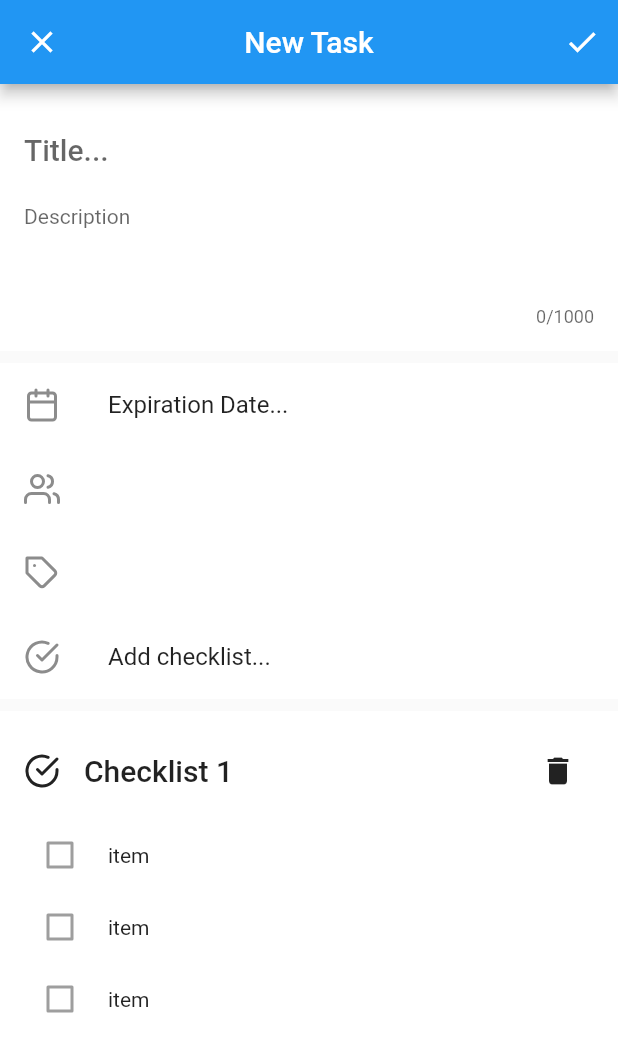
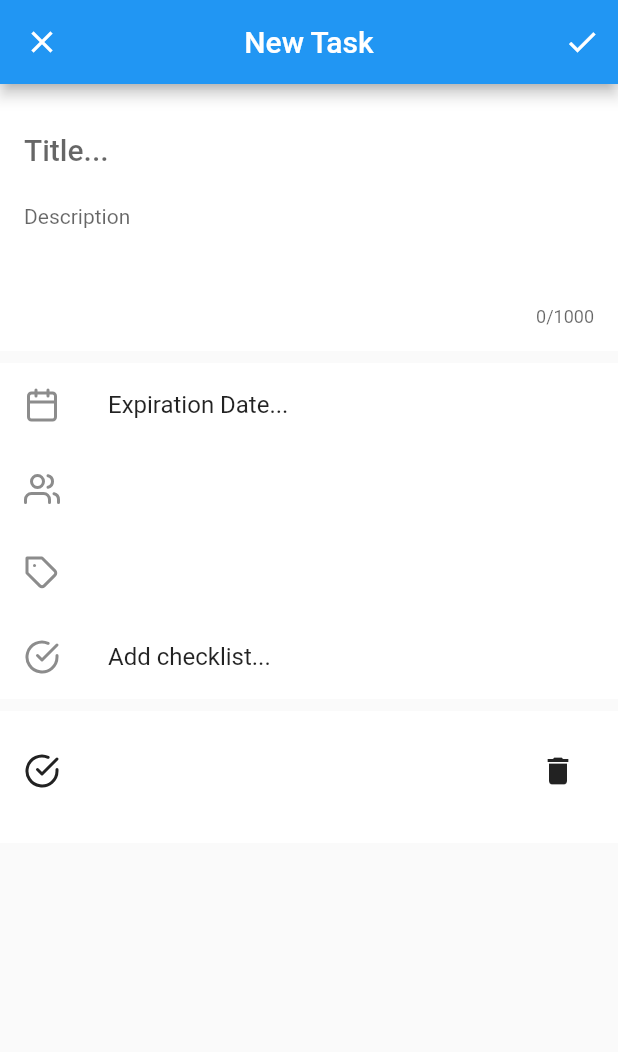
Before and after one commit to Supercaly/esame-aspdm, a Flutter app: the TaskFormPageScaffold screen opened directly, after a tap on "Add checklist...", on a phone screen of 412 x 824 dp. Shown: the top 1052 px of the screen. Run offline on Flutter 3.47's test engine with Material 2 defaults, Android fonts, the phone set to English and light mode, and no system bars; drawn by our look-alikes of loading_overlay; our stand-ins replace connectivity, dio, equatable, flutter_bloc, flutter_feather_icons, get_it and 2 more; accounts and stored records are empty; generated files the repository leaves out were written again; statements that could not run were skipped.

Commit message:
Add checklist_primitive.dart

```diff
--- a/lib/application/bloc/task_form_bloc.dart
+++ b/lib/application/bloc/task_form_bloc.dart
@@ -1,9 +1,8 @@
-import 'package:aspdm_project/domain/entities/checklist.dart';
 import 'package:aspdm_project/domain/entities/label.dart';
 import 'package:aspdm_project/domain/entities/task.dart';
 import 'package:aspdm_project/domain/entities/user.dart';
 import 'package:aspdm_project/domain/values/task_values.dart';
-import 'package:aspdm_project/domain/values/unique_id.dart';
+import 'package:aspdm_project/presentation/misc/checklist_primitive.dart';
 import 'package:aspdm_project/presentation/misc/task_primitive.dart';
 import 'package:equatable/equatable.dart';
 import 'package:flutter_bloc/flutter_bloc.dart';
@@ -16,15 +15,21 @@ class TaskFormBloc extends Cubit<TaskFormState> {
 
   void titleChanged(String value) {
     print("EditTaskBloc.titleChanged: $value");
-    emit(state.copyWith(
-        taskPrimitive: state.taskPrimitive.copyWith(title: TaskTitle(value))));
+    emit(
+      state.copyWith(
+        taskPrimitive: state.taskPrimitive.copyWith(
+          title: TaskTitle(value),
+        ),
+      ),
+    );
   }
 
   void descriptionChanged(String value) {
     print("EditTaskBloc.descriptionChanged: $value");
     emit(state.copyWith(
-      taskPrimitive:
-          state.taskPrimitive.copyWith(description: TaskDescription(value)),
+      taskPrimitive: state.taskPrimitive.copyWith(
+        description: TaskDescription(value),
+      ),
     ));
   }
 
@@ -32,8 +37,11 @@ class TaskFormBloc extends Cubit<TaskFormState> {
     print("TaskFormBloc.dateChanged: $value");
     print(state.taskPrimitive.expireDate);
     print(state.taskPrimitive.copyWith(expireDate: value).expireDate);
-    emit(state.copyWith(
-        taskPrimitive: state.taskPrimitive.copyWith(expireDate: value)));
+    emit(
+      state.copyWith(
+        taskPrimitive: state.taskPrimitive.copyWith(expireDate: value),
+      ),
+    );
   }
 
   void membersChanged(List<User> value) {
@@ -48,37 +56,18 @@ class TaskFormBloc extends Cubit<TaskFormState> {
         taskPrimitive: state.taskPrimitive.copyWith(labels: value)));
   }
 
-  int idx = 0;
-  void addChecklist() {
-    print("TaskFormBloc.addChecklist: ${state.taskPrimitive.checklists}");
+  void addChecklist(ChecklistPrimitive value) {
+    print("TaskFormBloc.addChecklist: $value");
     emit(
       state.copyWith(
         taskPrimitive: state.taskPrimitive.copyWith(
-          checklists: state.taskPrimitive.checklists.addImmutable(
-            Checklist(UniqueId("INVALID_ID"), ItemText("Checklist ${++idx}"), [
-              ChecklistItem(
-                UniqueId("INVALID_ID"),
-                ItemText("item"),
-                Toggle(false),
-              ),
-              ChecklistItem(
-                UniqueId("INVALID_ID"),
-                ItemText("item"),
-                Toggle(false),
-              ),
-              ChecklistItem(
-                UniqueId("INVALID_ID"),
-                ItemText("item"),
-                Toggle(false),
-              ),
-            ]),
-          ),
+          checklists: state.taskPrimitive.checklists.addImmutable(value),
         ),
       ),
     );
   }
 
-  void removeChecklist(Checklist value) {
+  void removeChecklist(ChecklistPrimitive value) {
     print("TaskFormBloc.removeChecklist: $value");
     emit(
       state.copyWith(
@@ -122,7 +111,7 @@ class TaskFormState extends Equatable {
 extension ListX<E> on List<E> {
   List<E> addImmutable(E element) {
     if (this.isEmpty) return List.of([element]);
-    List<E> result = List<E>.empty();
+    List<E> result = List<E>.empty(growable: true);
     result.addAll(this);
     result.add(element);
     return result;
@@ -130,7 +119,7 @@ extension ListX<E> on List<E> {
 
   List<E> removeImmutable(E element) {
     if (this.isEmpty) return List.empty();
-    List<E> result = List<E>.empty();
+    List<E> result = List<E>.empty(growable: true);
     result.addAll(this);
     result.remove(element);
     return result;
--- /dev/null
+++ b/lib/presentation/misc/checklist_primitive.dart
@@ -0,0 +1,25 @@
+import 'package:aspdm_project/domain/entities/checklist.dart';
+import 'package:aspdm_project/domain/values/task_values.dart';
+
+class ChecklistPrimitive {
+  final ItemText title;
+  final List<ItemText> items;
+
+  ChecklistPrimitive({this.title, this.items});
+
+  factory ChecklistPrimitive.empty() => ChecklistPrimitive(
+        // TODO: Replace with empty constructor
+        title: ItemText(""),
+        items: List<ItemText>.empty(),
+      );
+
+  factory ChecklistPrimitive.fromChecklist(Checklist checklist) =>
+      ChecklistPrimitive(
+        title: checklist.title,
+        items: checklist.items?.map((e) => e.item)?.toList() ??
+            List<ItemText>.empty(),
+      );
+
+  // TODO: Implement this
+  Checklist toChecklist() => null;
+}
--- a/lib/presentation/misc/task_primitive.dart
+++ b/lib/presentation/misc/task_primitive.dart
@@ -1,8 +1,8 @@
-import 'package:aspdm_project/domain/entities/checklist.dart';
 import 'package:aspdm_project/domain/entities/label.dart';
 import 'package:aspdm_project/domain/entities/user.dart';
 import 'package:aspdm_project/domain/values/task_values.dart';
 import 'package:aspdm_project/domain/values/unique_id.dart';
+import 'package:aspdm_project/presentation/misc/checklist_primitive.dart';
 import 'package:flutter/foundation.dart';
 import 'package:aspdm_project/domain/entities/task.dart';
 
@@ -13,7 +13,7 @@ class TaskPrimitive {
   final DateTime expireDate;
   final List<Label> labels;
   final List<User> members;
-  final List<Checklist> checklists;
+  final List<ChecklistPrimitive> checklists;
   final User author;
 
   TaskPrimitive({
@@ -27,16 +27,13 @@ class TaskPrimitive {
     @required this.author,
   });
 
-  // TODO: Implement those
-  Task toTask() => null;
-
   TaskPrimitive copyWith({
     TaskTitle title,
     TaskDescription description,
     DateTime expireDate,
     List<Label> labels,
     List<User> members,
-    List<Checklist> checklists,
+    List<ChecklistPrimitive> checklists,
   }) =>
       TaskPrimitive(
         id: id,
@@ -56,7 +53,7 @@ class TaskPrimitive {
         expireDate: null,
         labels: List<Label>.empty(),
         members: List<User>.empty(),
-        checklists: List<Checklist>.empty(),
+        checklists: List<ChecklistPrimitive>.empty(),
         author: null,
       );
 
@@ -67,7 +64,13 @@ class TaskPrimitive {
         expireDate: task.expireDate,
         labels: task.labels ?? List<Label>.empty(),
         members: task.members ?? List<User>.empty(),
-        checklists: task.checklists ?? List<Checklist>.empty(),
+        checklists: task.checklists
+                ?.map((e) => ChecklistPrimitive.fromChecklist(e))
+                ?.toList() ??
+            List<ChecklistPrimitive>.empty(),
         author: task.author,
       );
+
+  // TODO: Implement those
+  Task toTask() => null;
 }
--- a/lib/presentation/pages/task_form_page.dart
+++ b/lib/presentation/pages/task_form_page.dart
@@ -4,6 +4,7 @@ import 'package:aspdm_project/domain/entities/user.dart';
 import 'package:aspdm_project/domain/values/unique_id.dart';
 import 'package:aspdm_project/domain/values/user_values.dart';
 import 'package:aspdm_project/locator.dart';
+import 'package:aspdm_project/presentation/misc/checklist_primitive.dart';
 import 'package:aspdm_project/presentation/widgets/checklist_widget.dart';
 import 'package:aspdm_project/presentation/widgets/label_widget.dart';
 import 'package:aspdm_project/presentation/widgets/new_task_form_widget.dart';
@@ -159,7 +160,7 @@ class _TaskFormPageScaffoldState extends State<TaskFormPageScaffold> {
                         leading: Icon(FeatherIcons.checkCircle),
                         title: Text("Add checklist..."),
                         onTap: () {
-                          context.read<TaskFormBloc>().addChecklist();
+                          context.read<TaskFormBloc>().addChecklist(ChecklistPrimitive.empty());
                         },
                       )
                     ],
--- a/lib/presentation/widgets/checklist_widget.dart
+++ b/lib/presentation/widgets/checklist_widget.dart
@@ -1,6 +1,7 @@
 import 'package:aspdm_project/application/bloc/task_form_bloc.dart';
 import 'package:aspdm_project/domain/entities/checklist.dart';
 import 'package:aspdm_project/domain/values/task_values.dart';
+import 'package:aspdm_project/presentation/misc/checklist_primitive.dart';
 import 'package:flutter/material.dart';
 import 'package:flutter_feather_icons/flutter_feather_icons.dart';
 import 'package:provider/provider.dart';
@@ -112,7 +113,7 @@ class _DisplayChecklistState extends State<DisplayChecklist> {
 }
 
 class EditChecklist extends StatelessWidget {
-  final Checklist checklist;
+  final ChecklistPrimitive checklist;
 
   const EditChecklist({Key key, this.checklist}) : super(key: key);
 
@@ -144,7 +145,7 @@ class EditChecklist extends StatelessWidget {
             Column(
               children: checklist.items
                   .map((e) => CheckboxFormItemWidget(
-                      item: e.item.value.getOrNull() ?? ""))
+                      item: e.value.getOrNull() ?? ""))
                   .toList(),
             )
           ],
```
